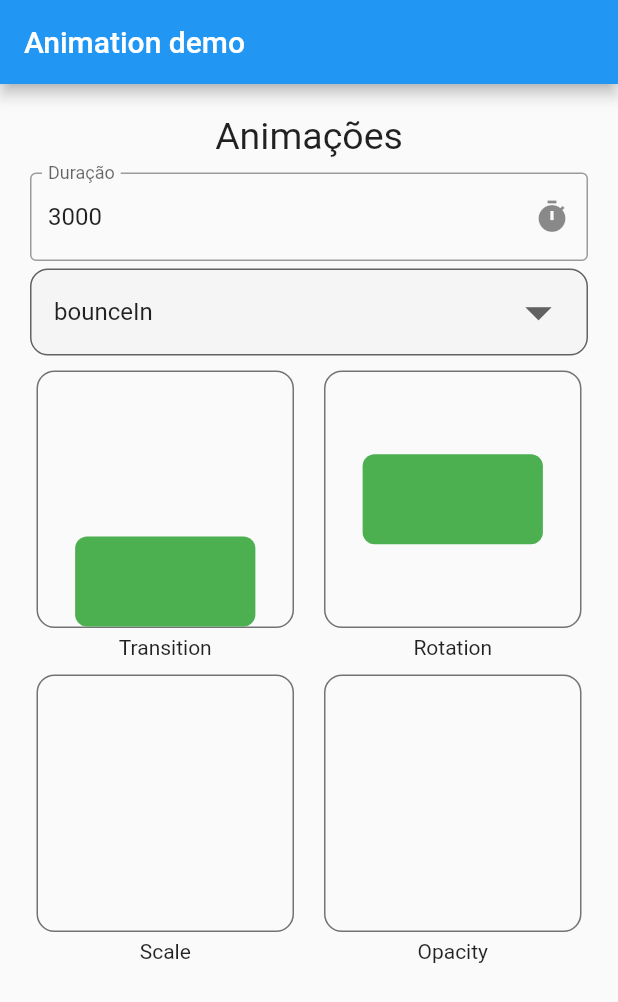
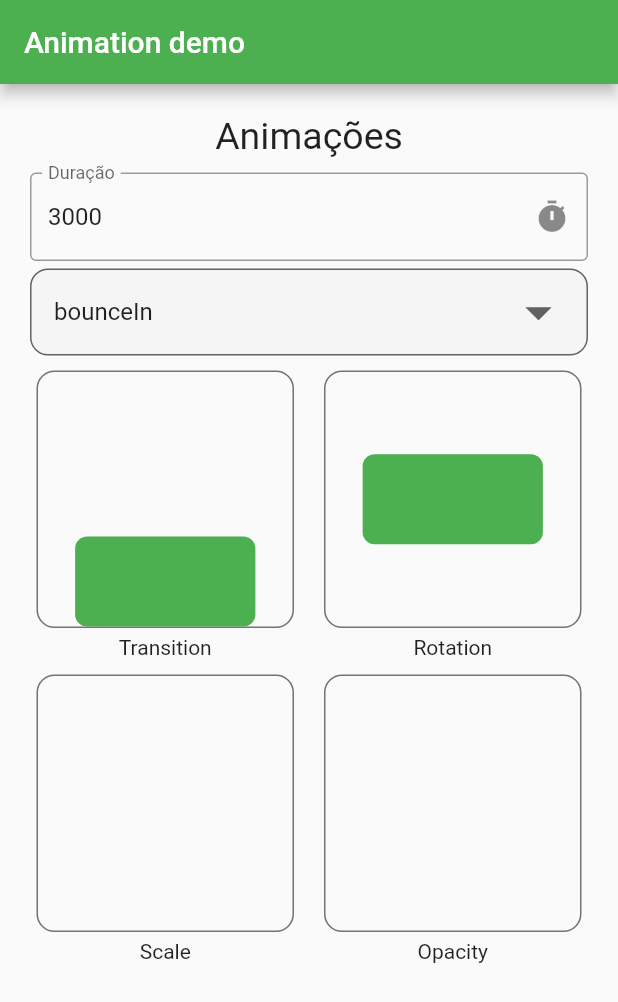
Before and after one commit to eduardoevaldt/animation_flutter, a Flutter app: the screen it shows after launch, on a phone screen of 412 x 824 dp. Shown: the top 1002 px of the screen. Run offline on Flutter 3.47's test engine with Material 2 defaults, Android fonts, the phone set to English and light mode, and no system bars.

Commit message:
fix: Adicionado cor primaria as formas

```diff
--- a/lib/application.dart
+++ b/lib/application.dart
@@ -6,9 +6,16 @@ class Application extends StatelessWidget {
 
   @override
   Widget build(BuildContext context) {
-    return const MaterialApp(
+    return MaterialApp(
       title: 'Application',
-      home: AnimationScreen(),
+      theme: ThemeData(
+        primaryColor: Colors.green,
+        primarySwatch: Colors.green,
+        appBarTheme: const AppBarTheme(
+          color: Colors.green,
+        ),
+      ),
+      home: const AnimationScreen(),
     );
   }
 }
--- a/lib/module/animations/screens/animation.screen.dart
+++ b/lib/module/animations/screens/animation.screen.dart
@@ -1,6 +1,6 @@
 import 'package:animation_flutter/module/animations/helpers/curve.helper.dart';
 import 'package:animation_flutter/module/animations/widgets/select.widget.dart';
-import 'package:animation_flutter/module/animations/widgets/shape.widget.dart';
+import 'package:animation_flutter/module/animations/widgets/shape_animation.widget.dart';
 import 'package:flutter/material.dart';
 
 class AnimationScreen extends StatefulWidget {
@@ -118,7 +118,7 @@ class _AnimationScreenState extends State<AnimationScreen>
                       children: [
                         Column(
                           children: [
-                            ShapeWidget(
+                            ShapeAnimationWidget(
                               offsetY: animation.value,
                               containerSize:
                                   MediaQuery.of(context).size.width / 2.4,
@@ -133,7 +133,7 @@ class _AnimationScreenState extends State<AnimationScreen>
                         const SizedBox(width: 20),
                         Column(
                           children: [
-                            ShapeWidget(
+                            ShapeAnimationWidget(
                               rotate: animation.value,
                               containerSize:
                                   MediaQuery.of(context).size.width / 2.4,
@@ -153,7 +153,7 @@ class _AnimationScreenState extends State<AnimationScreen>
                       children: [
                         Column(
                           children: [
-                            ShapeWidget(
+                            ShapeAnimationWidget(
                               size: animation.value,
                               containerSize:
                                   MediaQuery.of(context).size.width / 2.4,
@@ -168,7 +168,7 @@ class _AnimationScreenState extends State<AnimationScreen>
                         const SizedBox(width: 20),
                         Column(
                           children: [
-                            ShapeWidget(
+                            ShapeAnimationWidget(
                               opacity: animation.value,
                               containerSize:
                                   MediaQuery.of(context).size.width / 2.4,
--- a/lib/module/animations/widgets/shape.widget.dart
+++ b/lib/module/animations/widgets/shape_animation.widget.dart
@@ -1,7 +1,7 @@
 import 'package:flutter/material.dart';
 import 'dart:math' as math;
 
-class ShapeWidget extends StatelessWidget {
+class ShapeAnimationWidget extends StatelessWidget {
   double size;
   double rotate;
   double opacity;
@@ -9,7 +9,7 @@ class ShapeWidget extends StatelessWidget {
   double offsetY;
   double containerSize;
 
-  ShapeWidget({
+  ShapeAnimationWidget({
     Key? key,
     this.size = 1,
     this.rotate = 0,
@@ -38,7 +38,7 @@ class ShapeWidget extends StatelessWidget {
             width: math.max((containerSize * 0.7) * size, 0),
             height: math.max(((containerSize * 0.7) * size) / 2, 0),
             decoration: BoxDecoration(
-              color: Colors.green,
+              color: Theme.of(context).primaryColor,
               borderRadius: BorderRadius.circular(8),
             ),
           ),
```
